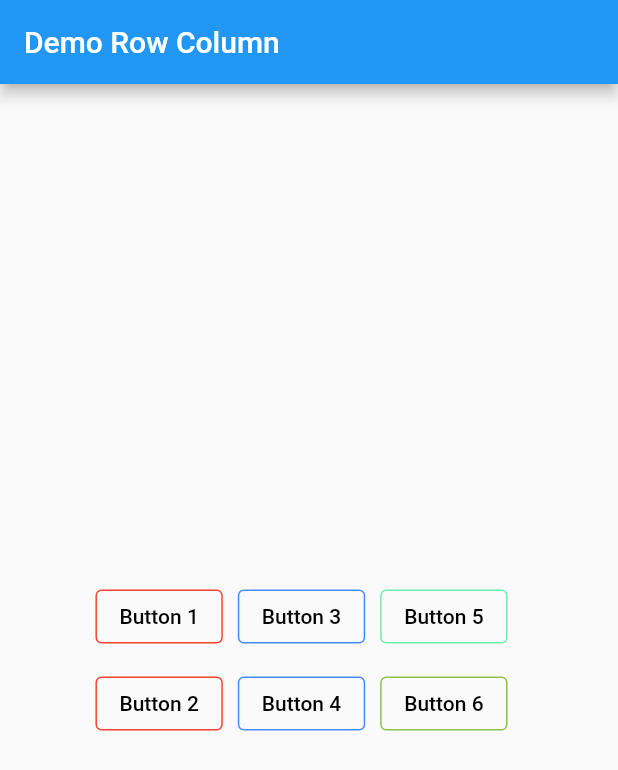
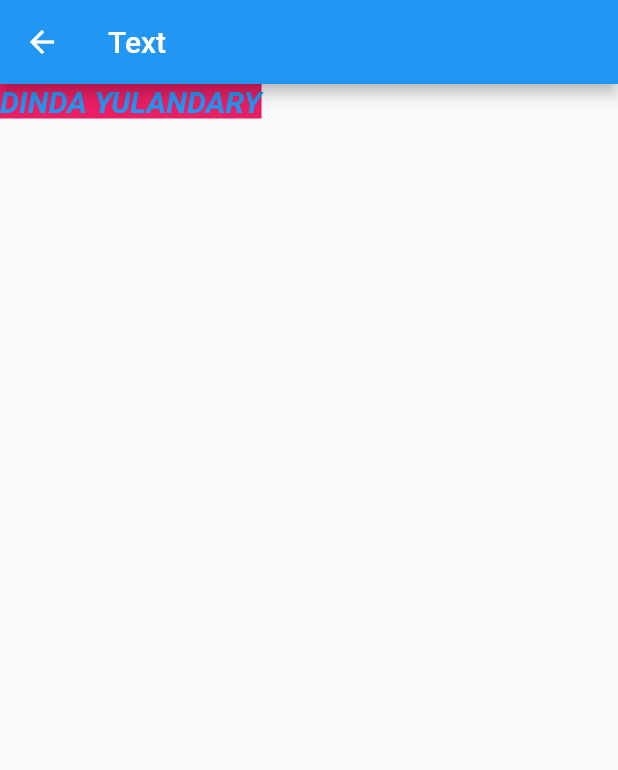
Before and after one commit to dindayulandary/4312111038, a Flutter app: the MyHomePage screen opened directly, on a phone screen of 412 x 824 dp. Shown: the top 770 px of the screen. Run offline on Flutter 3.47's test engine with Material 2 defaults, Android fonts, the phone set to English and light mode, and no system bars; missing offline and left inert: giffy_dialog.

Commit message:
Praktikum Minggu 3

```diff
--- a/lib/main.dart
+++ b/lib/main.dart
@@ -1,4 +1,5 @@
 import 'package:flutter/material.dart';
+import 'package:giffy_dialog/giffy_dialog.dart';
 
 void main() {
   runApp(const MyApp());
@@ -11,121 +12,55 @@ class MyApp extends StatelessWidget {
   @override
   Widget build(BuildContext context) {
     return MaterialApp(
-      debugShowCheckedModeBanner: false,
-      home: const MyHomePage(),
+      home: const MyHomePage7(),
     );
   }
 }
 
 class MyHomePage extends StatelessWidget {
-  const MyHomePage({super.key});
+  const MyHomePage({Key? key}) : super(key: key);
 
   @override
   Widget build(BuildContext context) {
     return Scaffold(
-      appBar: AppBar(title: Text('Demo Row Column')),
-      body: Center(
+      appBar: AppBar(
+        title: Text("Text"),
+      ),
+      body: Text(
+        "DINDA YULANDARY",
+        style: TextStyle(
+            color: Colors.blue,
+            backgroundColor: Colors.pink,
+            fontSize: 20.0,
+            fontStyle: FontStyle.italic,
+            fontWeight: FontWeight.bold),
+      ),
+    );
+  }
+}
+
+class MyHomePage2 extends StatelessWidget {
+  const MyHomePage2({super.key});
+
+  @override
+  Widget build(BuildContext context) {
+    return Scaffold(
+      appBar: AppBar(
+        title: Text("Icons"),
+      ),
+      body: Container(
+        padding: EdgeInsets.all(16.0),
         child: Row(
-          mainAxisAlignment: MainAxisAlignment.center,
+          mainAxisAlignment: MainAxisAlignment.spaceEvenly,
           children: <Widget>[
             Column(
-              mainAxisAlignment: MainAxisAlignment.center,
-              children: [
-                OutlinedButton(
-                  style: OutlinedButton.styleFrom(
-                    side: const BorderSide(color: Colors.red),
-                  ),
-                  child: Text(
-                    'Button 1',
-                    style: TextStyle(color: Colors.black),
-                  ),
-                  onPressed: () {},
-                ),
-                Container(
-                  width: 10,
-                  height: 10,
-                ),
-                OutlinedButton(
-                  style: OutlinedButton.styleFrom(
-                    side: const BorderSide(color: Colors.red),
-                  ),
-                  child: Text(
-                    'Button 2',
-                    style: TextStyle(color: Colors.black),
-                  ),
-                  onPressed: () {},
-                ),
-              ],
-            ),
-            Container(
-              width: 10,
-              height: 10,
+              children: <Widget>[Icon(Icons.access_alarm), Text('Alarm')],
             ),
             Column(
-              mainAxisAlignment: MainAxisAlignment.center,
-              children: [
-                OutlinedButton(
-                  style: OutlinedButton.styleFrom(
-                    side: const BorderSide(color: Colors.blueAccent),
-                  ),
-                  child: Text(
-                    'Button 3',
-                    style: TextStyle(color: Colors.black),
-                  ),
-                  onPressed: () {},
-                ),
-                Container(
-                  width: 10,
-                  height: 10,
-                ),
-                OutlinedButton(
-                  style: OutlinedButton.styleFrom(
-                    side: const BorderSide(color: Colors.blueAccent),
-                  ),
-                  child: Text(
-                    'Button 4',
-                    style: TextStyle(color: Colors.black),
-                  ),
-                  onPressed: () {},
-                ),
-              ],
-            ),
-            Container(
-              width: 10,
-              height: 10,
+              children: <Widget>[Icon(Icons.phone), Text('Phone')],
             ),
             Column(
-              mainAxisAlignment: MainAxisAlignment.center,
-              children: [
-                OutlinedButton(
-                  style: OutlinedButton.styleFrom(
-                    side: const BorderSide(color: Colors.greenAccent),
-                  ),
-                  child: Text(
-                    'Button 5',
-                    style: TextStyle(color: Colors.black),
-                  ),
-                  onPressed: () {},
-                ),
-                Container(
-                  width: 10,
-                  height: 10,
-                ),
-                OutlinedButton(
-                  style: OutlinedButton.styleFrom(
-                    side: const BorderSide(color: Colors.lightGreen),
-                  ),
-                  child: Text(
-                    'Button 6',
-                    style: TextStyle(color: Colors.black),
-                  ),
-                  onPressed: () {},
-                ),
-              ],
-            ),
-            Container(
-              width: 10,
-              height: 10,
+              children: <Widget>[Icon(Icons.book), Text('Book')],
             ),
           ],
         ),
@@ -133,3 +68,171 @@ class MyHomePage extends StatelessWidget {
     );
   }
 }
+
+class MyHomePage3 extends StatelessWidget {
+  const MyHomePage3({super.key});
+
+  @override
+  Widget build(BuildContext context) {
+    return Scaffold(
+        appBar: AppBar(
+          title: Text("Container"),
+        ),
+        body: Container(
+            padding: EdgeInsets.all(32.0),
+            margin: EdgeInsets.fromLTRB(20.0, 10.0, 20.0, 0),
+            decoration: BoxDecoration(
+                borderRadius: BorderRadius.circular(20.0),
+                color: Colors.purple),
+            // color: Colors.purple,
+            child: Text(
+              'DINDA YULANDARY',
+              style: TextStyle(color: Colors.white, fontSize: 20.0),
+            )));
+  }
+}
+
+class MyHomePage4 extends StatelessWidget {
+  const MyHomePage4({super.key});
+
+  @override
+  Widget build(BuildContext context) {
+    return Scaffold(
+        appBar: AppBar(
+          title: Text("SizedBox"),
+        ),
+        body: Column(
+          children: <Widget>[
+            Text(
+              "A",
+              style: TextStyle(fontSize: 30.0),
+            ),
+            SizedBox(
+              height: 20.0,
+            ),
+            Text(
+              "B",
+              style: TextStyle(fontSize: 30.0),
+            )
+          ],
+        ));
+  }
+}
+
+class MyHomePage5 extends StatelessWidget {
+  const MyHomePage5({super.key});
+
+  @override
+  Widget build(BuildContext context) {
+    return Scaffold(
+        appBar: AppBar(
+          title: Text("Buttons"),
+        ),
+        body: Column(
+          children: <Widget>[
+            ElevatedButton(
+              style: ElevatedButton.styleFrom(primary: Colors.amber),
+              child: Text("Raised Button"),
+              onPressed: () {},
+            ),
+            MaterialButton(
+              color: Colors.lime,
+              child: Text("Material Button"),
+              onPressed: () {},
+            ),
+            ElevatedButton(
+              child: Text("FlatButton Button"),
+              style: ElevatedButton.styleFrom(primary: Colors.blue),
+              onPressed: () {},
+            ),
+          ],
+        ));
+  }
+}
+
+class MyHomePage6 extends StatelessWidget {
+  const MyHomePage6({super.key});
+
+  @override
+  Widget build(BuildContext context) {
+    return Scaffold(
+        appBar: AppBar(
+          title: Text("TextFormField"),
+        ),
+        body: Padding(
+          padding: const EdgeInsets.all(8.0),
+          child: Form(
+            child: Column(
+              children: <Widget>[
+                TextFormField(
+                  decoration: InputDecoration(hintText: "Username"),
+                ),
+                TextFormField(
+                  obscureText: true,
+                  decoration: InputDecoration(hintText: "Password"),
+                ),
+                ElevatedButton(
+                  child: Text("Login"),
+                  onPressed: () {},
+                )
+              ],
+            ),
+          ),
+        ));
+  }
+}
+
+class MyHomePage7 extends StatelessWidget {
+  const MyHomePage7({super.key});
+
+  @override
+  Widget build(BuildContext context) {
+    return Scaffold(
+      appBar: AppBar(title: Text('DINDA YULANDARY')),
+      body: Container(
+        color: Colors.red,
+        child: MaterialButton(
+          child: Text("Alert Dialog"),
+          textColor: Colors.white,
+          onPressed: () {
+            showDialog(
+                context: context,
+                builder: (_) {
+                  return GiffyDialog.image(
+                      Image.network(
+                        'assets/google-jacket.gif',
+                        height: 200,
+                        fit: BoxFit.cover,
+                      ),
+                      title: Text(
+                        'Men Wearing Jakets',
+                        style: TextStyle(
+                            fontSize: 20.0, fontWeight: FontWeight.w100),
+                      ),
+                      content: Text(
+                        'This is a men wearning jakets',
+                        textAlign: TextAlign.center,
+                      ),
+                      actions: [
+                        TextButton(
+                          onPressed: () => Navigator.pop(context, 'CANCEL'),
+                          child: const Text(
+                            'CANCEL',
+                            textAlign: TextAlign.center,
+                          ),
+                        ),
+                        TextButton(
+                          onPressed: () => Navigator.pop(context, 'OK'),
+                          child: const Text(
+                            'OK',
+                            textAlign: TextAlign.center,
+                          ),
+                        ),
+                      ]);
+                });
+          },
+        ),
+      ),
+    );
+  }
+}
```
Also changed, not shown: pubspec.yaml (+3 -5 lines), assets/google-jacket.gif (added).
